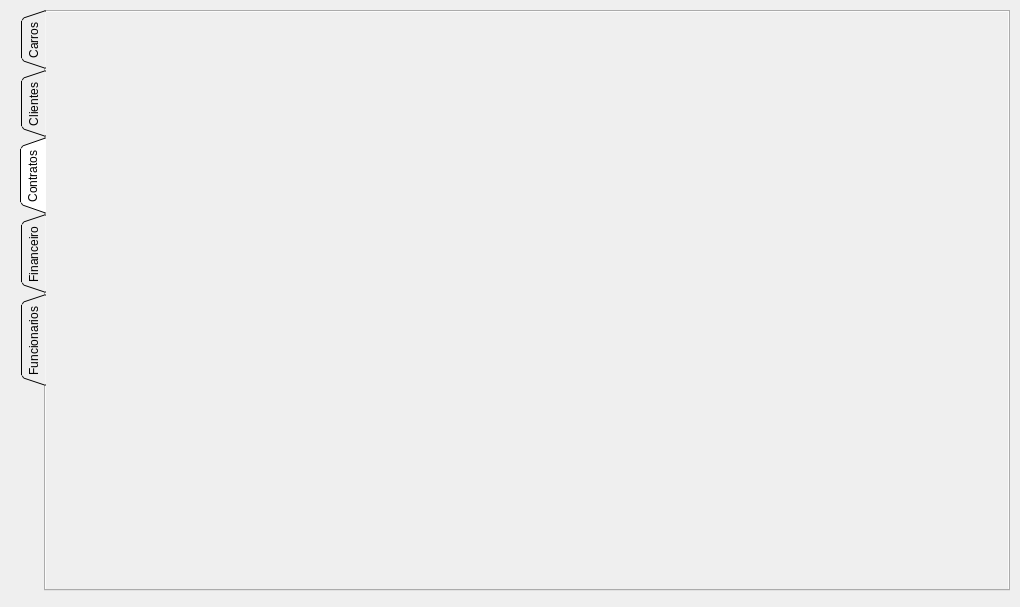
First picture: the form in Carluguel/modulescreen.ui, repository mathiashemmer/uni-devops, before the edit.
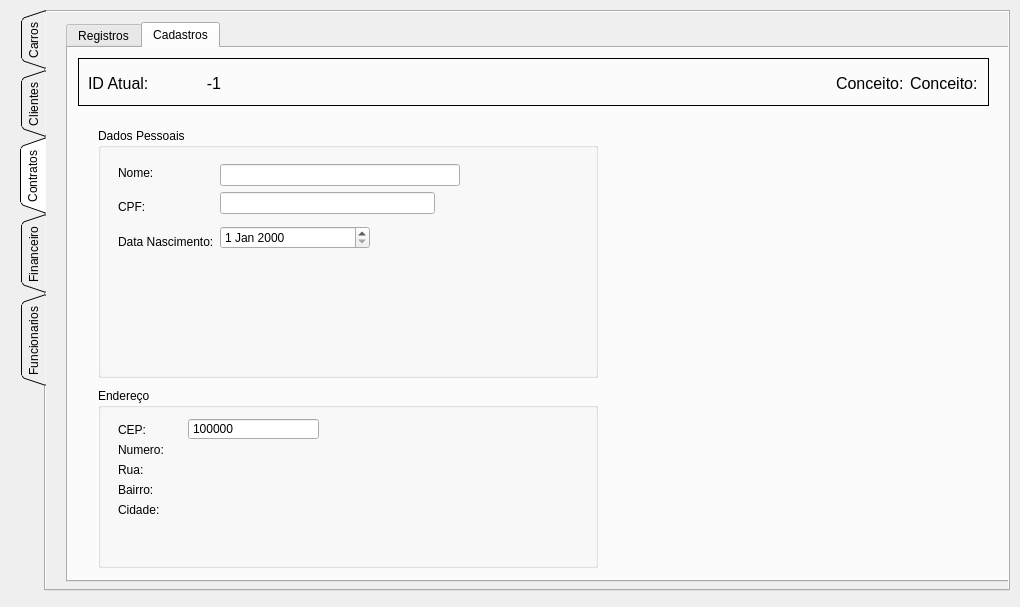
Second picture: the form after the edit. The open tabs and pages were chosen to show the change.

What changed in the file:
```diff
--- a/Carluguel/modulescreen.ui
+++ b/Carluguel/modulescreen.ui
@@ -1312,6 +1312,482 @@
     <attribute name="title">
      <string>Contratos</string>
     </attribute>
+    <widget class="QTabWidget" name="tab_clientes_2">
+     <property name="geometry">
+      <rect>
+       <x>20</x>
+       <y>10</y>
+       <width>950</width>
+       <height>560</height>
+      </rect>
+     </property>
+     <property name="currentIndex">
+      <number>0</number>
+     </property>
+     <widget class="QWidget" name="tab_clientes_registros_2">
+      <attribute name="title">
+       <string>Registros</string>
+      </attribute>
+      <widget class="QTableWidget" name="tbl_clientes_registros_2">
+       <property name="geometry">
+        <rect>
+         <x>10</x>
+         <y>10</y>
+         <width>661</width>
+         <height>511</height>
+        </rect>
+       </property>
+       <property name="alternatingRowColors">
+        <bool>true</bool>
+       </property>
+       <property name="selectionBehavior">
+        <enum>QAbstractItemView::SelectRows</enum>
+       </property>
+       <property name="showGrid">
+        <bool>true</bool>
+       </property>
+       <property name="gridStyle">
+        <enum>Qt::NoPen</enum>
+       </property>
+       <property name="cornerButtonEnabled">
+        <bool>false</bool>
+       </property>
+       <attribute name="horizontalHeaderVisible">
+        <bool>false</bool>
+       </attribute>
+       <attribute name="horizontalHeaderCascadingSectionResizes">
+        <bool>false</bool>
+       </attribute>
+       <attribute name="horizontalHeaderDefaultSectionSize">
+        <number>93</number>
+       </attribute>
+       <attribute name="horizontalHeaderHighlightSections">
+        <bool>false</bool>
+       </attribute>
+       <attribute name="horizontalHeaderMinimumSectionSize">
+        <number>40</number>
+       </attribute>
+       <attribute name="horizontalHeaderStretchLastSection">
+        <bool>true</bool>
+       </attribute>
+       <attribute name="verticalHeaderVisible">
+        <bool>false</bool>
+       </attribute>
+       <column>
+        <property name="text">
+         <string>ID</string>
+        </property>
+       </column>
+       <column>
+        <property name="text">
+         <string>Nome</string>
+        </property>
+       </column>
+       <column>
+        <property name="text">
+         <string>CPF</string>
+        </property>
+       </column>
+       <column>
+        <property name="text">
+         <string>Conceito</string>
+        </property>
+       </column>
+      </widget>
+      <widget class="QGroupBox" name="groupBox_8">
+       <property name="geometry">
+        <rect>
+         <x>680</x>
+         <y>10</y>
+         <width>241</width>
+         <height>511</height>
+        </rect>
+       </property>
+       <property name="title">
+        <string>Filtros</string>
+       </property>
+      </widget>
+     </widget>
+     <widget class="QWidget" name="tab_clientes_cadastros_2">
+      <attribute name="title">
+       <string>Cadastros</string>
+      </attribute>
+      <widget class="QFrame" name="frame_3">
+       <property name="geometry">
+        <rect>
+         <x>10</x>
+         <y>10</y>
+         <width>911</width>
+         <height>48</height>
+        </rect>
+       </property>
+       <property name="frameShape">
+        <enum>QFrame::Box</enum>
+       </property>
+       <property name="frameShadow">
+        <enum>QFrame::Plain</enum>
+       </property>
+       <widget class="QWidget" name="layoutWidget_3">
+        <property name="geometry">
+         <rect>
+          <x>10</x>
+          <y>0</y>
+          <width>890</width>
+          <height>50</height>
+         </rect>
+        </property>
+        <layout class="QGridLayout" name="gridLayout_8">
+         <item row="0" column="0">
+          <widget class="QLabel" name="lbl_clientes_cadastro_idatual_2">
+           <property name="minimumSize">
+            <size>
+             <width>80</width>
+             <height>24</height>
+            </size>
+           </property>
+           <property name="font">
+            <font>
+             <pointsize>12</pointsize>
+            </font>
+           </property>
+           <property name="frameShape">
+            <enum>QFrame::NoFrame</enum>
+           </property>
+           <property name="text">
+            <string>ID Atual:</string>
+           </property>
+           <property name="indent">
+            <number>-1</number>
+           </property>
+          </widget>
+         </item>
+         <item row="0" column="2">
+          <spacer name="horizontalSpacer_5">
+           <property name="minimumSize">
+            <size>
+             <width>80</width>
+             <height>24</height>
+            </size>
+           </property>
+           <property name="orientation">
+            <enum>Qt::Horizontal</enum>
+           </property>
+           <property name="sizeHint" stdset="0">
+            <size>
+             <width>77</width>
+             <height>21</height>
+            </size>
+           </property>
+          </spacer>
+         </item>
+         <item row="0" column="3">
+          <widget class="QLabel" name="lbl_clientes_cadastro_conceito_2">
+           <property name="minimumSize">
+            <size>
+             <width>0</width>
+             <height>0</height>
+            </size>
+           </property>
+           <property name="font">
+            <font>
+             <pointsize>12</pointsize>
+            </font>
+           </property>
+           <property name="frameShape">
+            <enum>QFrame::NoFrame</enum>
+           </property>
+           <property name="text">
+            <string>Conceito:</string>
+           </property>
+           <property name="indent">
+            <number>-1</number>
+           </property>
+          </widget>
+         </item>
+         <item row="0" column="1">
+          <widget class="QLabel" name="lbl_clientes_cadastro_id_2">
+           <property name="sizePolicy">
+            <sizepolicy hsizetype="Fixed" vsizetype="Fixed">
+             <horstretch>0</horstretch>
+             <verstretch>0</verstretch>
+            </sizepolicy>
+           </property>
+           <property name="minimumSize">
+            <size>
+             <width>80</width>
+             <height>24</height>
+            </size>
+           </property>
+           <property name="font">
+            <font>
+             <pointsize>12</pointsize>
+            </font>
+           </property>
+           <property name="layoutDirection">
+            <enum>Qt::LeftToRight</enum>
+           </property>
+           <property name="frameShape">
+            <enum>QFrame::NoFrame</enum>
+           </property>
+           <property name="text">
+            <string>-1</string>
+           </property>
+           <property name="alignment">
+            <set>Qt::AlignCenter</set>
+           </property>
+           <property name="indent">
+            <number>-1</number>
+           </property>
+          </widget>
+         </item>
+         <item row="0" column="4">
+          <widget class="QLabel" name="lbl_clientes_cadastro_conceito_display_2">
+           <property name="minimumSize">
+            <size>
+             <width>0</width>
+             <height>0</height>
+            </size>
+           </property>
+           <property name="font">
+            <font>
+             <pointsize>12</pointsize>
+            </font>
+           </property>
+           <property name="frameShape">
+            <enum>QFrame::NoFrame</enum>
+           </property>
+           <property name="text">
+            <string>Conceito:</string>
+           </property>
+           <property name="indent">
+            <number>-1</number>
+           </property>
+          </widget>
+         </item>
+        </layout>
+       </widget>
+      </widget>
+      <widget class="QGroupBox" name="groupBox_9">
+       <property name="geometry">
+        <rect>
+         <x>30</x>
+         <y>80</y>
+         <width>500</width>
+         <height>250</height>
+        </rect>
+       </property>
+       <property name="title">
+        <string>Dados Pessoais</string>
+       </property>
+       <widget class="QWidget" name="layoutWidget_4">
+        <property name="geometry">
+         <rect>
+          <x>20</x>
+          <y>30</y>
+          <width>342</width>
+          <height>98</height>
+         </rect>
+        </property>
+        <layout class="QHBoxLayout" name="horizontalLayout_3">
+         <item>
+          <layout class="QVBoxLayout" name="verticalLayout_2">
+           <item>
+            <widget class="QLabel" name="label_9">
+             <property name="text">
+              <string>Nome:</string>
+             </property>
+            </widget>
+           </item>
+           <item>
+            <widget class="QLabel" name="label_10">
+             <property name="text">
+              <string>CPF:</string>
+             </property>
+            </widget>
+           </item>
+           <item>
+            <widget class="QLabel" name="label_11">
+             <property name="text">
+              <string>Data Nascimento:</string>
+             </property>
+            </widget>
+           </item>
+          </layout>
+         </item>
+         <item>
+          <layout class="QGridLayout" name="gridLayout_9">
+           <item row="0" column="0">
+            <layout class="QGridLayout" name="gridLayout_10">
+             <item row="0" column="0">
+              <widget class="QLineEdit" name="txt_clietes_registros_nome_2"/>
+             </item>
+             <item row="1" column="0">
+              <layout class="QGridLayout" name="gridLayout_11">
+               <item row="0" column="1">
+                <widget class="QLineEdit" name="txt_clietes_registros_CPF_2"/>
+               </item>
+               <item row="0" column="2">
+                <spacer name="horizontalSpacer_6">
+                 <property name="orientation">
+                  <enum>Qt::Horizontal</enum>
+                 </property>
+                 <property name="sizeType">
+                  <enum>QSizePolicy::Fixed</enum>
+                 </property>
+                 <property name="sizeHint" stdset="0">
+                  <size>
+                   <width>25</width>
+                   <height>19</height>
+                  </size>
+                 </property>
+                </spacer>
+               </item>
+              </layout>
+             </item>
+            </layout>
+           </item>
+           <item row="1" column="0">
+            <layout class="QHBoxLayout" name="horizontalLayout_4">
+             <item>
+              <widget class="QDateEdit" name="dtf_clietes_registros_nascimento_2"/>
+             </item>
+             <item>
+              <spacer name="horizontalSpacer_7">
+               <property name="orientation">
+                <enum>Qt::Horizontal</enum>
+               </property>
+               <property name="sizeType">
+                <enum>QSizePolicy::Fixed</enum>
+               </property>
+               <property name="sizeHint" stdset="0">
+                <size>
+                 <width>90</width>
+                 <height>17</height>
+                </size>
+               </property>
+              </spacer>
+             </item>
+            </layout>
+           </item>
+          </layout>
+         </item>
+        </layout>
+       </widget>
+      </widget>
+      <widget class="QGroupBox" name="groupBox_10">
+       <property name="geometry">
+        <rect>
+         <x>30</x>
+         <y>340</y>
+         <width>500</width>
+         <height>180</height>
+        </rect>
+       </property>
+       <property name="title">
+        <string>Endereço</string>
+       </property>
+       <widget class="QLabel" name="label_12">
+        <property name="geometry">
+         <rect>
+          <x>20</x>
+          <y>70</y>
+          <width>41</width>
+          <height>24</height>
+         </rect>
+        </property>
+        <property name="text">
+         <string>Rua:</string>
+        </property>
+       </widget>
+       <widget class="QLabel" name="label_13">
+        <property name="geometry">
+         <rect>
+          <x>20</x>
+          <y>90</y>
+          <width>41</width>
+          <height>24</height>
+         </rect>
+        </property>
+        <property name="text">
+         <string>Bairro:</string>
+        </property>
+       </widget>
+       <widget class="QLabel" name="label_14">
+        <property name="geometry">
+         <rect>
+          <x>20</x>
+          <y>110</y>
+          <width>51</width>
+          <height>24</height>
+         </rect>
+        </property>
+        <property name="text">
+         <string>Cidade:</string>
+        </property>
+       </widget>
+       <widget class="QLabel" name="label_15">
+        <property name="geometry">
+         <rect>
+          <x>20</x>
+          <y>50</y>
+          <width>51</width>
+          <height>24</height>
+         </rect>
+        </property>
+        <property name="text">
+         <string>Numero:</string>
+        </property>
+       </widget>
+       <widget class="QLabel" name="label_16">
+        <property name="geometry">
+         <rect>
+          <x>20</x>
+          <y>30</y>
+          <width>51</width>
+          <height>24</height>
+         </rect>
+        </property>
+        <property name="text">
+         <string>CEP:</string>
+        </property>
+       </widget>
+       <widget class="QSpinBox" name="spinBox_2">
+        <property name="geometry">
+         <rect>
+          <x>90</x>
+          <y>30</y>
+          <width>131</width>
+          <height>22</height>
+         </rect>
+        </property>
+        <property name="wrapping">
+         <bool>true</bool>
+        </property>
+        <property name="frame">
+         <bool>true</bool>
+        </property>
+        <property name="buttonSymbols">
+         <enum>QAbstractSpinBox::NoButtons</enum>
+        </property>
+        <property name="correctionMode">
+         <enum>QAbstractSpinBox::CorrectToNearestValue</enum>
+        </property>
+        <property name="minimum">
+         <number>10000000</number>
+        </property>
+        <property name="maximum">
+         <number>99999999</number>
+        </property>
+        <property name="singleStep">
+         <number>1</number>
+        </property>
+        <property name="value">
+         <number>10000000</number>
+        </property>
+       </widget>
+      </widget>
+     </widget>
+    </widget>
    </widget>
    <widget class="QWidget" name="tab_modulos_financeiro">
     <property name="autoFillBackground">
```
Left out of the diff: 30 changed lines with no effect on the pictures.
